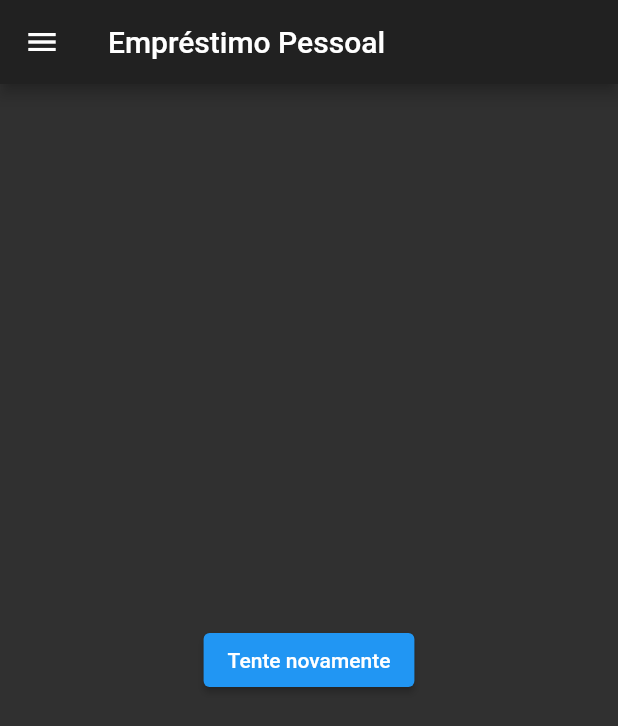
After one commit to marcelobombonato/flutter-open-banking, a Flutter app: the PersonalLoanPage screen opened by its route, after a tap on "Tente novamente", on a phone screen of 412 x 824 dp. The commit adds this screen. Shown: the top 726 px of the screen. Run offline on Flutter 3.47's test engine with Material 2 defaults, Android fonts, the phone set to English and light mode, and no system bars; our stand-ins replace dio; network calls fail.

Commit message:
Puxando informações da API da AWS

```diff
--- a/lib/controllers/personal_loan/personalloan_controller.dart
+++ b/lib/controllers/personal_loan/personalloan_controller.dart
@@ -1,3 +1,4 @@
+import 'package:flutter/cupertino.dart';
 import 'package:my_open_banking/models/personalloan_model.dart';
 import 'package:my_open_banking/repositories/personalloan_repository.dart';
 
@@ -7,9 +8,29 @@ class PersonalLoanController {
 
   final _repository;
 
+  final state = ValueNotifier<PersonalLoanState>(PersonalLoanState.start);
+
   PersonalLoanController([PersonalLoanRepository? repository]) : _repository = repository ?? PersonalLoanRepository();
 
   Future start() async{
-    personalLoans = await _repository.fetchPersonalLoans();
+      state.value = PersonalLoanState.loading;
+    try{
+      personalLoans = await _repository.fetchPersonalLoans();
+      state.value = PersonalLoanState.success;
+    } catch (e) {
+      state.value = PersonalLoanState.error;
+    }
+  }
+
+  String transform(String word){
+    if (word.isEmpty) {
+    return word;
+  }
+  word = word.replaceAll("_", " ").toLowerCase();
+  return word[0].toUpperCase() + word.substring(1);
   }
 }
+
+enum PersonalLoanState {
+  start, loading, success, error
+}
--- a/lib/views/app_widget.dart
+++ b/lib/views/app_widget.dart
@@ -1,6 +1,6 @@
 import 'package:flutter/cupertino.dart';
 import 'package:flutter/material.dart';
-import 'package:my_open_banking/views/personal_loan.dart';
+import 'package:my_open_banking/views/personalloan_page.dart';
 
 import 'home_page.dart';
 import 'login_page.dart';
@@ -14,7 +14,7 @@ class AppWidget extends StatelessWidget {
         routes: {
           '/': (context) => LoginPage(),
           '/home': (context) => HomePage(),
-          '/personal-loan': (context) => PersonalLoan(),
+          '/personal-loan': (context) => PersonalLoanPage(),
         });
   }
 }
--- /dev/null
+++ b/lib/views/personalloan_page.dart
@@ -0,0 +1,103 @@
+import 'package:flutter/material.dart';
+import 'package:my_open_banking/controllers/personal_loan/personalloan_controller.dart';
+import 'package:my_open_banking/views/drawer_widget.dart';
+
+class PersonalLoanPage extends StatefulWidget {
+
+  @override
+  _PersonalLoanPageState createState() => _PersonalLoanPageState();
+}
+
+class _PersonalLoanPageState extends State<PersonalLoanPage> {
+
+  final controller = PersonalLoanController();
+
+  _success(){
+    return ListView.builder(
+        itemCount: controller.personalLoans.length,
+        itemBuilder: (context, index){
+          var loan = controller.personalLoans[index];
+          var type = loan.type;
+          return Card(
+            child: Column(
+              mainAxisSize: MainAxisSize.min,
+              children: [
+                ListTile(
+                  leading: Icon(Icons.money),
+                  title: Text(loan.companyName??"Company Name"),
+                  subtitle: Text(type==null?"Loan name" : controller.transform(type)),
+                  horizontalTitleGap: 0.2,
+                ),
+                Row(
+                  mainAxisAlignment: MainAxisAlignment.end,
+                children: <Widget>[
+                TextButton(
+                  child: const Text('Mais Informações'),
+                  onPressed: () {/* ... */},
+                ),
+                const SizedBox(width: 8),
+              ],
+                )
+              ],
+            ),
+          );
+        },
+      );
+  }
+
+  _error(){
+    return Center(
+      child: ElevatedButton(
+        onPressed: () {
+          controller.start();
+        },
+        child: Text('Tente novamente'),
+        ),
+    );
+  }
+
+  _loading(){
+    return Center(
+      child: CircularProgressIndicator()
+    );
+  }
+
+  _start(){
+    return Container();
+  }
+
+  stateManagement(PersonalLoanState state){
+    switch (state) {
+      case PersonalLoanState.start:
+        return _start();
+      case PersonalLoanState.loading:
+        return _loading();
+      case PersonalLoanState.error:
+        return _error();
+      case PersonalLoanState.success:
+        return _success();
+      default:
+    }
+  }
+
+@override
+  void initState() {
+    super.initState();
+
+    controller.start();
+  }
+
+  @override
+  Widget build(BuildContext context) {
+    return Scaffold(
+      appBar: AppBar(
+        title: Text('Empréstimo Pessoal'),
+      ),
+      drawer: DrawerWidget(),
+      body: AnimatedBuilder(animation: controller.state,
+      builder: (context, child) {
+        return stateManagement(controller.state.value);
+      },),
+    );
+  }
+}
```
Also changed, not shown: lib/views/personal_loan2.dart (renamed from lib/views/personal_loan.dart), 1 other file.
